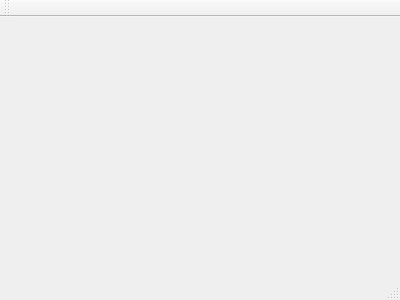
This is MainApp/mainwindow.ui in Infernage/TrabajoGI as Qt 5 draws it before an edit. The edited form follows.
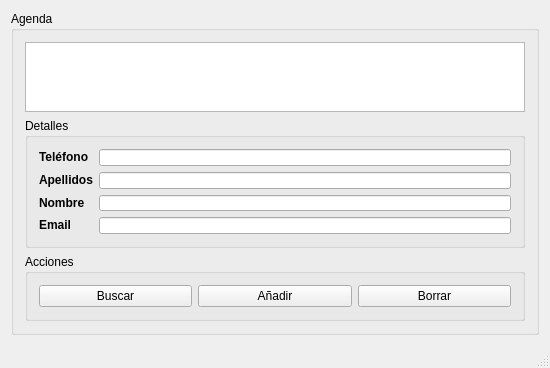
This is the edited form.

The edit to the form file:
```diff
--- a/MainApp/mainwindow.ui
+++ b/MainApp/mainwindow.ui
@@ -1,24 +1,132 @@
 <ui version="4.0">
  <class>MainWindow</class>
- <widget class="QMainWindow" name="MainWindow" >
-  <property name="geometry" >
+ <widget class="QMainWindow" name="MainWindow">
+  <property name="geometry">
    <rect>
     <x>0</x>
     <y>0</y>
+    <width>550</width>
+    <height>368</height>
+   </rect>
+  </property>
+  <property name="minimumSize">
+   <size>
     <width>400</width>
     <height>300</height>
-   </rect>
+   </size>
   </property>
   <property name="windowTitle" >
    <string>MainWindow</string>
   </property>
-  <widget class="QMenuBar" name="menuBar" />
-  <widget class="QToolBar" name="mainToolBar" />
-  <widget class="QWidget" name="centralWidget" />
-  <widget class="QStatusBar" name="statusBar" />
+  <widget class="QWidget" name="centralWidget">
+   <layout class="QVBoxLayout" name="verticalLayout_3">
+    <item>
+     <widget class="QGroupBox" name="groupBox">
+      <property name="title">
+       <string>Agenda</string>
+      </property>
+      <layout class="QVBoxLayout" name="verticalLayout_4">
+       <item>
+        <widget class="QTableView" name="table">
+         <property name="selectionBehavior">
+          <enum>QAbstractItemView::SelectRows</enum>
+         </property>
+        </widget>
+       </item>
+       <item>
+        <widget class="QGroupBox" name="groupBox_2">
+         <property name="title">
+          <string>Detalles</string>
+         </property>
+         <layout class="QFormLayout" name="formLayout">
+          <item row="0" column="0">
+           <widget class="QLabel" name="label_7">
+            <property name="autoFillBackground">
+             <bool>false</bool>
+            </property>
+            <property name="text">
+             <string>&lt;b&gt;Teléfono&lt;/b&gt;</string>
+            </property>
+           </widget>
+          </item>
+          <item row="0" column="1">
+           <widget class="QLineEdit" name="phoneEdit">
+            <property name="inputMask">
+             <string/>
+            </property>
+           </widget>
+          </item>
+          <item row="1" column="0">
+           <widget class="QLabel" name="label_6">
+            <property name="text">
+             <string>&lt;b&gt;Apellidos&lt;/b&gt;</string>
+            </property>
+           </widget>
+          </item>
+          <item row="1" column="1">
+           <widget class="QLineEdit" name="surnameEdit"/>
+          </item>
+          <item row="2" column="0">
+           <widget class="QLabel" name="label_5">
+            <property name="text">
+             <string>&lt;b&gt;Nombre&lt;/b&gt;</string>
+            </property>
+           </widget>
+          </item>
+          <item row="2" column="1">
+           <widget class="QLineEdit" name="nameEdit"/>
+          </item>
+          <item row="3" column="0">
+           <widget class="QLabel" name="label_8">
+            <property name="text">
+             <string>&lt;b&gt;Email&lt;/b&gt;</string>
+            </property>
+           </widget>
+          </item>
+          <item row="3" column="1">
+           <widget class="QLineEdit" name="emailEdit"/>
+          </item>
+         </layout>
+        </widget>
+       </item>
+       <item>
+        <widget class="QGroupBox" name="groupBox_3">
+         <property name="title">
+          <string>Acciones</string>
+         </property>
+         <layout class="QHBoxLayout" name="horizontalLayout">
+          <item>
+           <widget class="QPushButton" name="searchButton">
+            <property name="text">
+             <string>Buscar</string>
+            </property>
+           </widget>
+          </item>
+          <item>
+           <widget class="QPushButton" name="addButton">
+            <property name="text">
+             <string>Añadir</string>
+            </property>
+           </widget>
+          </item>
+          <item>
+           <widget class="QPushButton" name="deleteButton">
+            <property name="text">
+             <string>Borrar</string>
+            </property>
+           </widget>
+          </item>
+         </layout>
+        </widget>
+       </item>
+      </layout>
+     </widget>
+    </item>
+   </layout>
+  </widget>
+  <widget class="QStatusBar" name="statusBar"/>
  </widget>
- <layoutDefault spacing="6" margin="11" />
- <pixmapfunction></pixmapfunction>
+ <layoutdefault spacing="6" margin="11"/>
  <resources/>
  <connections/>
 </ui>
```
Left out of the diff: 3 changed lines with no effect on the pictures.
